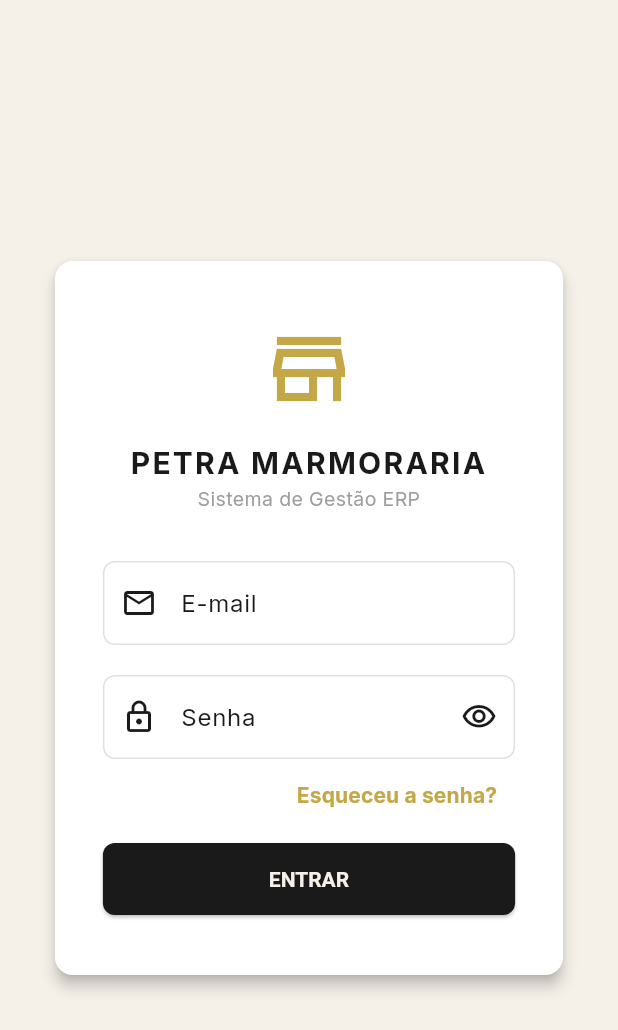
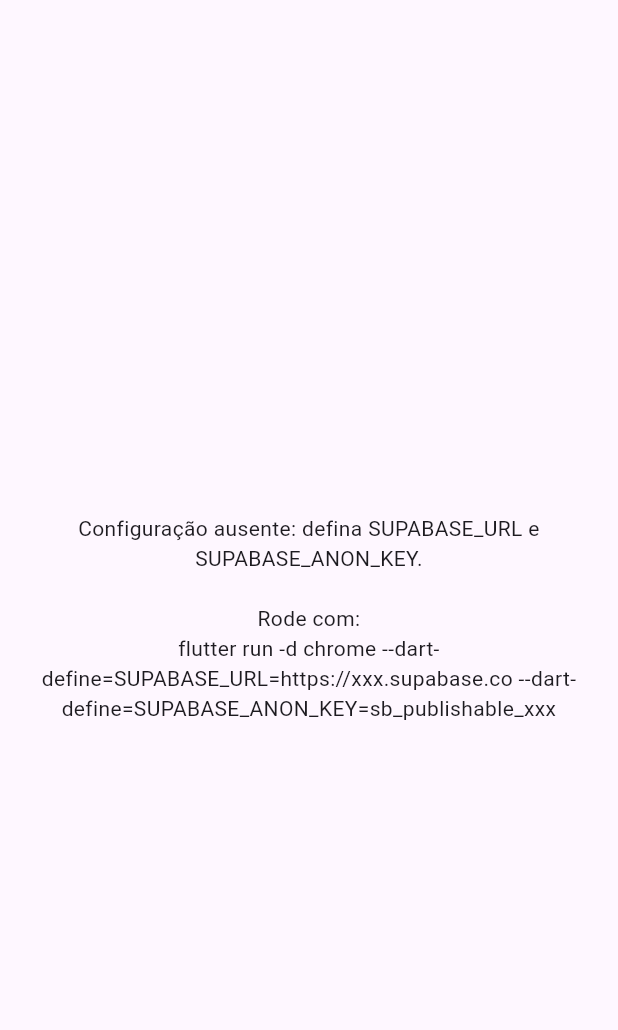
Before and after one commit to FiliRodrigues/PetraMarmoraria, a Flutter app: the screen it shows after launch, on a phone screen of 412 x 824 dp. Shown: the top 1030 px of the screen. Run offline on Flutter 3.47's test engine with Material 3 defaults, Android fonts, the phone set to English and light mode, and no system bars; our stand-ins replace flutter_riverpod, go_router, google_fonts, pdf, printing, supabase_flutter; accounts and stored records are empty.

Commit message:
fix: robustez de parsing, validação de config e título da OS
- main.dart: troca assert (removido em release) por verificação real das
  credenciais Supabase + tela _ConfigErrorApp com instruções, evitando
  crash obscuro em produção quando faltam as env vars
- models (customer/product/profile/order_assignment/status_history):
  fromMap defensivo — campos String/DateTime com fallback em vez de cast
  cru, evitando crash se o banco retornar null
- os_detail_screen: título do AppBar mostra o número real da OS
  (order.formattedNumber) em vez do substring quebrado de 'OS $id'

Verificação: flutter analyze (0 issues), flutter test (2 passed),
flutter build web (ok).

Co-Authored-By: Claude Opus 4.8 <noreply@anthropic.com>

```diff
--- a/petra_erp/lib/main.dart
+++ b/petra_erp/lib/main.dart
@@ -9,13 +9,11 @@ Future<void> main() async {
   const supabaseUrl = String.fromEnvironment('SUPABASE_URL');
   const supabaseAnonKey = String.fromEnvironment('SUPABASE_ANON_KEY');
 
-  assert(
-    supabaseUrl.isNotEmpty && supabaseAnonKey.isNotEmpty,
-    'Faltam SUPABASE_URL e/ou SUPABASE_ANON_KEY. '
-    'Rode com: flutter run -d chrome '
-    '--dart-define=SUPABASE_URL=https://xxx.supabase.co '
-    '--dart-define=SUPABASE_ANON_KEY=sb_publishable_xxx',
-  );
+  // Validate in all build modes (asserts are stripped from release builds).
+  if (supabaseUrl.isEmpty || supabaseAnonKey.isEmpty) {
+    runApp(const _ConfigErrorApp());
+    return;
+  }
 
   await Supabase.initialize(
     url: supabaseUrl,
@@ -28,3 +26,31 @@ Future<void> main() async {
     ),
   );
 }
+
+/// Shown when Supabase credentials are missing, so the app fails with a clear
+/// message instead of crashing obscurely inside Supabase.initialize.
+class _ConfigErrorApp extends StatelessWidget {
+  const _ConfigErrorApp();
+
+  @override
+  Widget build(BuildContext context) {
+    return const MaterialApp(
+      debugShowCheckedModeBanner: false,
+      home: Scaffold(
+        body: Center(
+          child: Padding(
+            padding: EdgeInsets.all(24.0),
+            child: Text(
+              'Configuração ausente: defina SUPABASE_URL e SUPABASE_ANON_KEY.\n\n'
+              'Rode com:\n'
+              'flutter run -d chrome '
+              '--dart-define=SUPABASE_URL=https://xxx.supabase.co '
+              '--dart-define=SUPABASE_ANON_KEY=sb_publishable_xxx',
+              textAlign: TextAlign.center,
+            ),
+          ),
+        ),
+      ),
+    );
+  }
+}
--- a/petra_erp/lib/models/order_assignment.dart
+++ b/petra_erp/lib/models/order_assignment.dart
@@ -63,7 +63,9 @@ class OrderAssignment {
       stage: map['stage'] as String,
       employeeId: map['employee_id'] as String,
       employeeName: employeeName ?? map['employeeName'] as String? ?? (map['profiles'] != null ? map['profiles']['name'] as String? : null),
-      assignedAt: DateTime.parse(map['assigned_at'] as String),
+      assignedAt: map['assigned_at'] != null
+          ? DateTime.parse(map['assigned_at'] as String)
+          : DateTime.now(),
       completedAt: map['completed_at'] != null ? DateTime.parse(map['completed_at'] as String) : null,
       notes: map['notes'] as String?,
     );
--- a/petra_erp/lib/models/product.dart
+++ b/petra_erp/lib/models/product.dart
@@ -55,12 +55,14 @@ class Product {
   factory Product.fromMap(Map<String, dynamic> map) {
     return Product(
       id: map['id'] as String,
-      name: map['name'] as String,
+      name: map['name'] as String? ?? '',
       type: map['type'] as String? ?? 'marmore',
       unitPrice: (map['unit_price'] as num? ?? 0.0).toDouble(),
       unit: map['unit'] as String? ?? 'm2',
       active: map['active'] as bool? ?? true,
-      createdAt: DateTime.parse(map['created_at'] as String),
+      createdAt: map['created_at'] != null
+          ? DateTime.parse(map['created_at'] as String)
+          : DateTime.now(),
     );
   }
 
--- a/petra_erp/lib/models/status_history.dart
+++ b/petra_erp/lib/models/status_history.dart
@@ -64,7 +64,9 @@ class StatusHistory {
       toStatus: map['to_status'] as String,
       changedBy: map['changed_by'] as String,
       changedByName: changedByName ?? map['changedByName'] as String? ?? (map['profiles'] != null ? map['profiles']['name'] as String? : null),
-      changedAt: DateTime.parse(map['changed_at'] as String),
+      changedAt: map['changed_at'] != null
+          ? DateTime.parse(map['changed_at'] as String)
+          : DateTime.now(),
       notes: map['notes'] as String?,
     );
   }
--- a/petra_erp/lib/screens/service_orders/os_detail_screen.dart
+++ b/petra_erp/lib/screens/service_orders/os_detail_screen.dart
@@ -79,7 +79,10 @@ class OSDetailScreen extends ConsumerWidget {
 
     return Scaffold(
       appBar: AppBar(
-        title: Text('OS $id'.substring(0, id.length > 8 ? 8 : id.length)),
+        title: detailDataAsync.maybeWhen(
+          data: (data) => Text('OS ${data.order.formattedNumber}'),
+          orElse: () => const Text('Detalhes da OS'),
+        ),
         backgroundColor: AppColors.primary,
         foregroundColor: AppColors.white,
         actions: [
```
Also changed, not shown: petra_erp/lib/models/customer.dart (+5 -3 lines), petra_erp/lib/models/profile.dart (+6 -4 lines).
